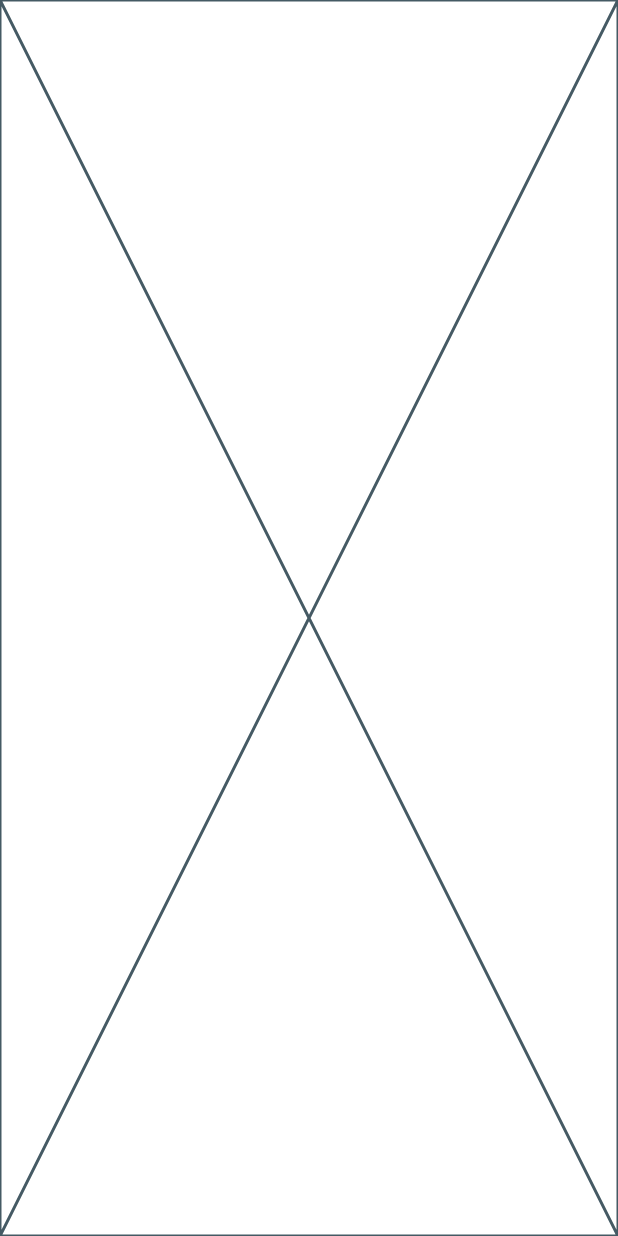
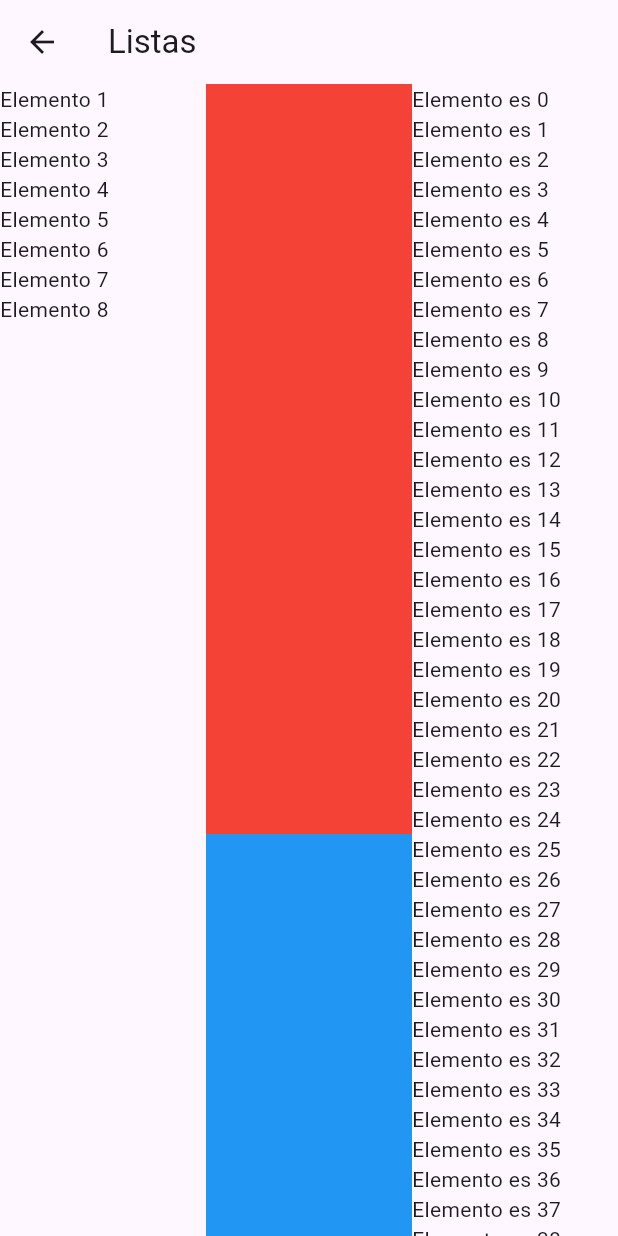
Before and after one commit to RicharC293/components_4ta_ed, a Flutter app: the screen it shows after launch, after a tap on "Tipos de lista", on a phone screen of 412 x 824 dp. Run offline on Flutter 3.47's test engine with Material 3 defaults, Android fonts, the phone set to English and light mode, and no system bars.

Commit message:
Refactor layout and lists screens with enhanced UI components and scrolling functionality

```diff
--- a/lib/screens/lists_screen.dart
+++ b/lib/screens/lists_screen.dart
@@ -1,12 +1,89 @@
 import 'package:flutter/material.dart';
 
-class ListsScreen extends StatelessWidget {
+class ListsScreen extends StatefulWidget {
   const ListsScreen({super.key});
 
   static const routeName = "/lists";
 
   @override
+  State<ListsScreen> createState() => _ListsScreenState();
+}
+
+class _ListsScreenState extends State<ListsScreen> {
+  final listDeElementos = List.generate(10000, (index) => index);
+
+  @override
   Widget build(BuildContext context) {
-    return const Placeholder();
+    return Scaffold(
+      appBar: AppBar(
+        title: const Text("Listas"),
+      ),
+
+      /// Expanded -> Widget todo lo que tiene disponible
+      body: Row(
+        children: [
+          /// 1. ListView
+          Expanded(
+            child: ListView(
+              // Dirección del scroll
+              // scrollDirection: Axis.vertical,
+              // Física del scroll
+              // BouncingScrollPhysics -> fisica iOS
+              // AlwaysScrollableScrollPhysics -> fisica Android
+              // NeverScrollableScrollPhysics-> No se puede hacer scroll
+              // physics: AlwaysScrollableScrollPhysics(),
+              children: const [
+                Text("Elemento 1"),
+                Text("Elemento 2"),
+                Text("Elemento 3"),
+                Text("Elemento 4"),
+                Text("Elemento 5"),
+                Text("Elemento 6"),
+                Text("Elemento 7"),
+                Text("Elemento 8"),
+              ],
+            ),
+          ),
+
+          /// 2. SingleChildScrollView -> acompañado del column - row
+          Expanded(
+            child: SingleChildScrollView(
+              child: Column(
+                /// ESTO NO ES OPTIMO!!!!
+                // children: listDeElementos.map((element) {
+                //   /// [0,1,2,3,4,5,6]
+                //   /// map -> element = 0
+                //   /// map -> element = 1
+                //   return Text("Elemento $element");
+                // }).toList(),
+                children: [
+                  Container(
+                    color: Colors.red,
+                    height: 500,
+                  ),
+                  Container(
+                    color: Colors.blue,
+                    height: 500,
+                  ),
+                ],
+              ),
+            ),
+          ),
+
+          /// 3. ListView.builder
+          Expanded(
+            child: ListView.builder(
+              itemBuilder: (_, index) {
+                /// 0 -> listaDeElementos[0]
+                /// 1 -> listaDeElementos[1]
+                /// 2 -> listaDeElementos[2]
+                return Text("Elemento es ${listDeElementos[index]}");
+              },
+              itemCount: listDeElementos.length,
+            ),
+          ),
+        ],
+      ),
+    );
   }
 }
```
Also changed, not shown: lib/screens/layout_screen.dart (+97 -2 lines).
